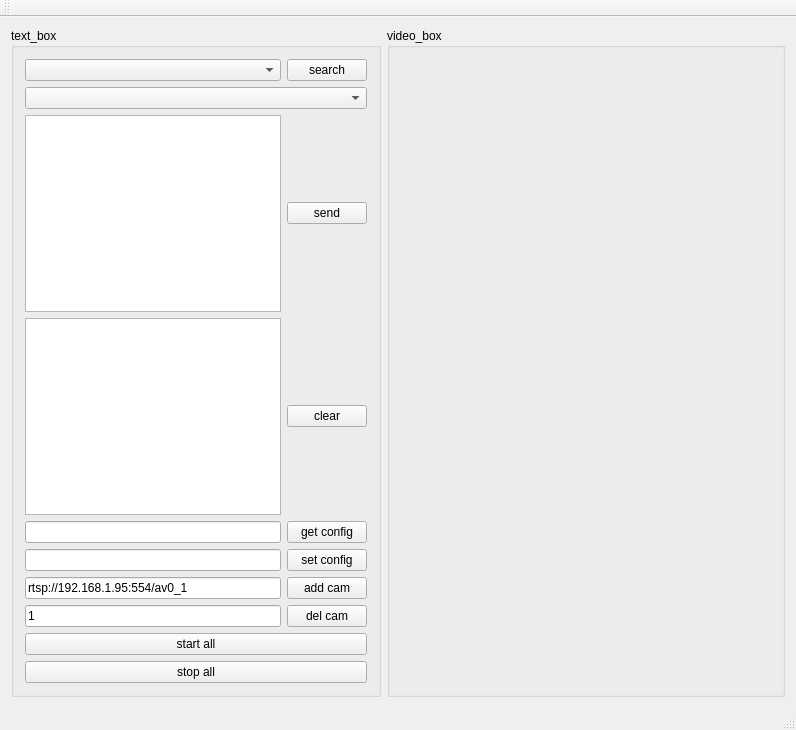
The window that v34/client/mainwindow.ui (ryder1986/2) describes before a commit, drawn with Qt 5.
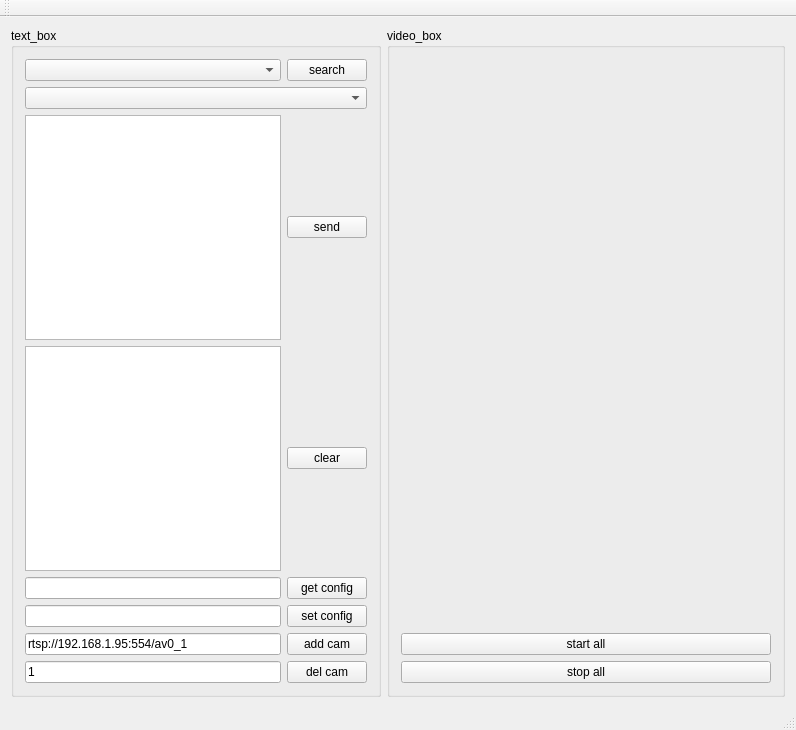
The same window after the commit.

What changed in the file:
```diff
--- a/v34/client/mainwindow.ui
+++ b/v34/client/mainwindow.ui
@@ -21,13 +21,6 @@
        <string>text_box</string>
       </property>
       <layout class="QGridLayout" name="gridLayout">
-       <item row="9" column="0" colspan="2">
-        <widget class="QPushButton" name="pushButton_start">
-         <property name="text">
-          <string>start all</string>
-         </property>
-        </widget>
-       </item>
        <item row="3" column="0">
         <widget class="QPlainTextEdit" name="plainTextEdit_recive"/>
        </item>
@@ -81,13 +74,6 @@
        <item row="5" column="0">
         <widget class="QLineEdit" name="lineEdit_setconfig"/>
        </item>
-       <item row="10" column="0" colspan="2">
-        <widget class="QPushButton" name="pushButton_stop">
-         <property name="text">
-          <string>stop all</string>
-         </property>
-        </widget>
-       </item>
        <item row="8" column="1">
         <widget class="QPushButton" name="pushButton_delcam">
          <property name="text">
@@ -125,8 +111,28 @@
        <string>video_box</string>
       </property>
       <layout class="QGridLayout" name="gridLayout_2">
+       <item row="1" column="0">
+        <widget class="QPushButton" name="pushButton_start">
+         <property name="text">
+          <string>start all</string>
+         </property>
+        </widget>
+       </item>
        <item row="0" column="0">
-        <layout class="QGridLayout" name="gridLayout_video"/>
+        <widget class="QWidget" name="widget_video" native="true">
+         <layout class="QVBoxLayout" name="verticalLayout">
+          <item>
+           <layout class="QGridLayout" name="gridLayout_video"/>
+          </item>
+         </layout>
+        </widget>
+       </item>
+       <item row="2" column="0">
+        <widget class="QPushButton" name="pushButton_stop">
+         <property name="text">
+          <string>stop all</string>
+         </property>
+        </widget>
        </item>
       </layout>
      </widget>
```
Left out of the diff: 2 changed lines with no effect on the pictures.
